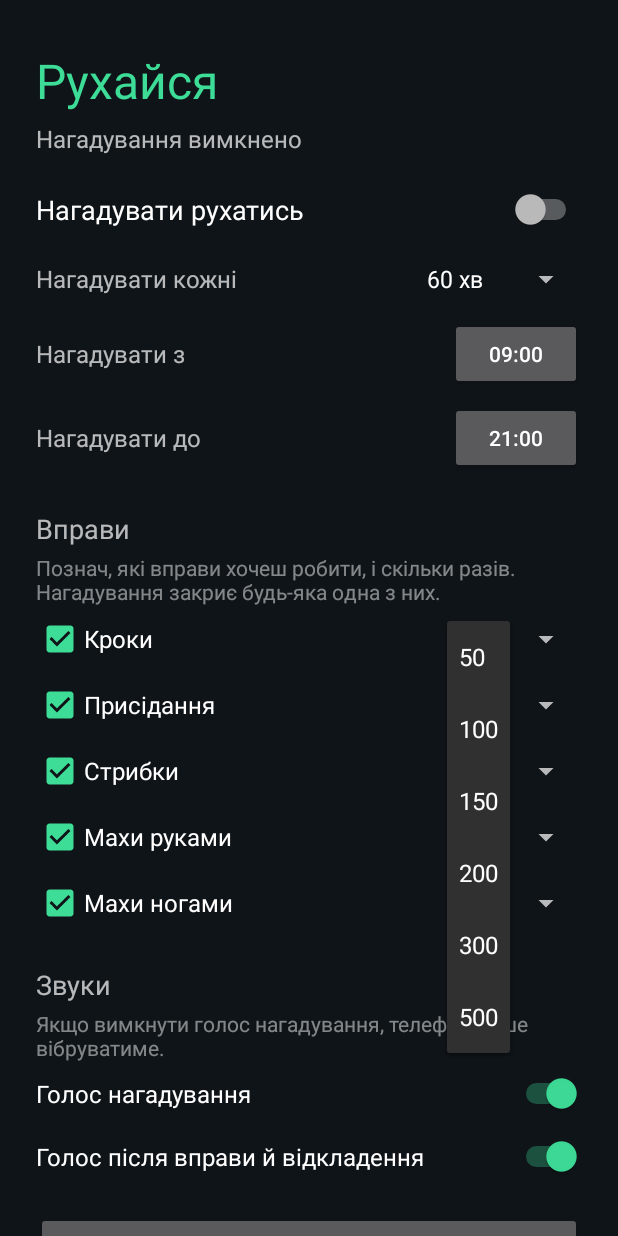
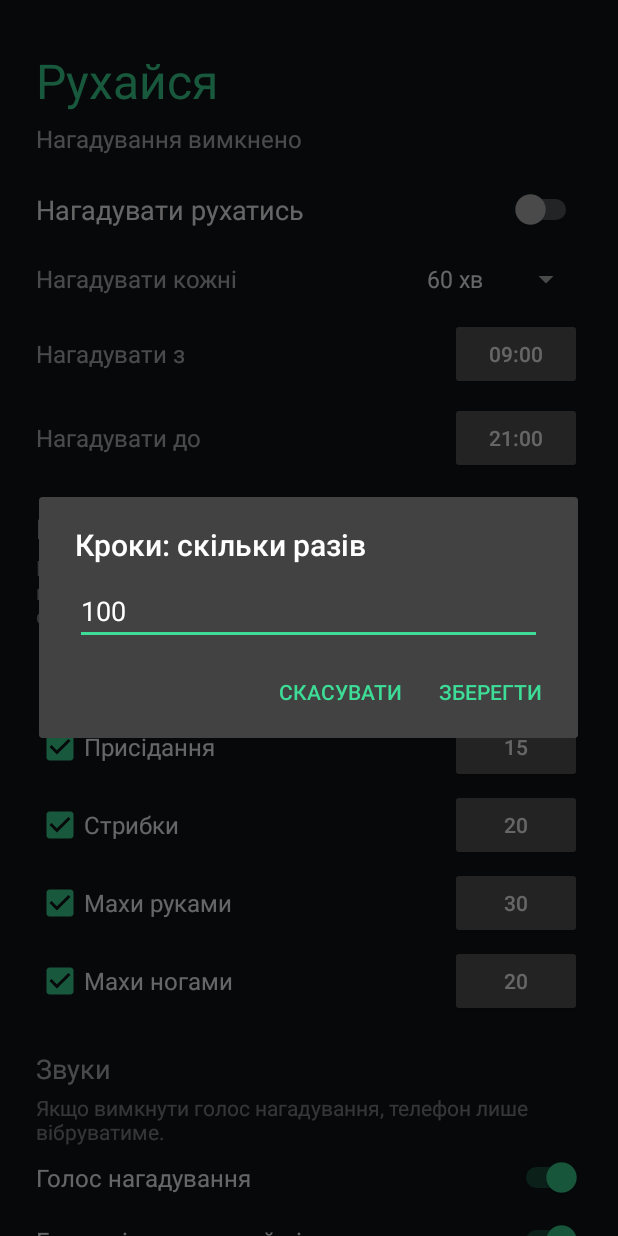
Before and after one commit to ddimacherkasov-hub/go_move, an Android app: the screen it shows after launch (MainActivity), after a tap on "100", on a phone screen of 412 x 824 dp. Run offline under Robolectric (Android 15) with nearby library versions, the phone set to English and light mode, and no system bars; 3 other taps on this screen came first.

Commit message:
Довільна кількість повторів для кожної вправи
Co-Authored-By: Claude Fable 5.2 <noreply@anthropic.com>
Claude-Session: https://claude.ai/code/session_01YJDwpo6rWbfqGtPuHYMmGY

```diff
--- a/app/src/main/java/ua/ruhaysia/app/MainActivity.kt
+++ b/app/src/main/java/ua/ruhaysia/app/MainActivity.kt
@@ -2,6 +2,7 @@ package ua.ruhaysia.app
 
 import android.Manifest
 import android.app.Activity
+import android.app.AlertDialog
 import android.app.NotificationManager
 import android.app.TimePickerDialog
 import android.content.Intent
@@ -10,11 +11,14 @@ import android.net.Uri
 import android.os.Build
 import android.os.Bundle
 import android.provider.Settings
+import android.text.InputFilter
+import android.text.InputType
 import android.view.Gravity
 import android.view.View
 import android.widget.AdapterView
 import android.widget.ArrayAdapter
 import android.widget.Button
+import android.widget.EditText
 import android.widget.CheckBox
 import android.widget.LinearLayout
 import android.widget.ScrollView
@@ -192,7 +196,8 @@ class MainActivity : Activity() {
     private fun exerciseRow(parent: LinearLayout, ex: Ex) {
         val row = LinearLayout(this).apply {
             orientation = LinearLayout.HORIZONTAL
-            setPadding(0, dp(6), 0, dp(6))
+            gravity = Gravity.CENTER_VERTICAL
+            setPadding(0, dp(2), 0, dp(2))
         }
         val box = CheckBox(this).apply {
             text = ex.title
@@ -209,19 +214,38 @@ class MainActivity : Activity() {
         }
         row.addView(box, LinearLayout.LayoutParams(0, LinearLayout.LayoutParams.WRAP_CONTENT, 1f))
 
-        val spinner = Spinner(this)
-        val adapter = ArrayAdapter(this, android.R.layout.simple_spinner_item, ex.goals.map { "$it" })
-        adapter.setDropDownViewResource(android.R.layout.simple_spinner_dropdown_item)
-        spinner.adapter = adapter
-        spinner.setSelection(ex.goals.indexOf(store.goal(ex)).let { if (it < 0) 0 else it })
-        spinner.onItemSelectedListener = object : AdapterView.OnItemSelectedListener {
-            override fun onItemSelected(p: AdapterView<*>?, v: View?, pos: Int, id: Long) {
-                store.setGoal(ex, ex.goals[pos])
+        val button = Button(this)
+        button.text = store.goal(ex).toString()
+        button.setOnClickListener {
+            val input = EditText(this).apply {
+                inputType = InputType.TYPE_CLASS_NUMBER
+                filters = arrayOf(InputFilter.LengthFilter(4))
+                setText(store.goal(ex).toString())
+                setSelection(text.length)
             }
-
-            override fun onNothingSelected(p: AdapterView<*>?) {}
+            val box2 = LinearLayout(this).apply {
+                setPadding(dp(24), dp(8), dp(24), 0)
+                addView(input, LinearLayout.LayoutParams(
+                    LinearLayout.LayoutParams.MATCH_PARENT,
+                    LinearLayout.LayoutParams.WRAP_CONTENT
+                ))
+            }
+            AlertDialog.Builder(this)
+                .setTitle(ex.title + ": скільки разів")
+                .setView(box2)
+                .setPositiveButton("Зберегти") { _, _ ->
+                    val n = input.text.toString().toIntOrNull()
+                    if (n == null || n < 1) {
+                        Toast.makeText(this, "Введи число від 1 до 9999", Toast.LENGTH_SHORT).show()
+                    } else {
+                        store.setGoal(ex, n)
+                        button.text = n.toString()
+                    }
+                }
+                .setNegativeButton("Скасувати", null)
+                .show()
         }
-        row.addView(spinner)
+        row.addView(button)
         parent.addView(row)
     }
 
@@ -261,7 +285,7 @@ class MainActivity : Activity() {
         timeRow(root, "Нагадувати до", { store.endMinutes }) { store.endMinutes = it }
 
         root.addView(label("Вправи", 18f, 20))
-        root.addView(label("Познач, які вправи хочеш робити, і скільки разів. " +
+        root.addView(label("Познач, які вправи хочеш робити. Натисни на число, щоб змінити кількість. " +
             "Нагадування закриє будь-яка одна з них.", 14f, 4).apply { alpha = 0.7f })
         for (ex in Ex.values()) exerciseRow(root, ex)
 
```
